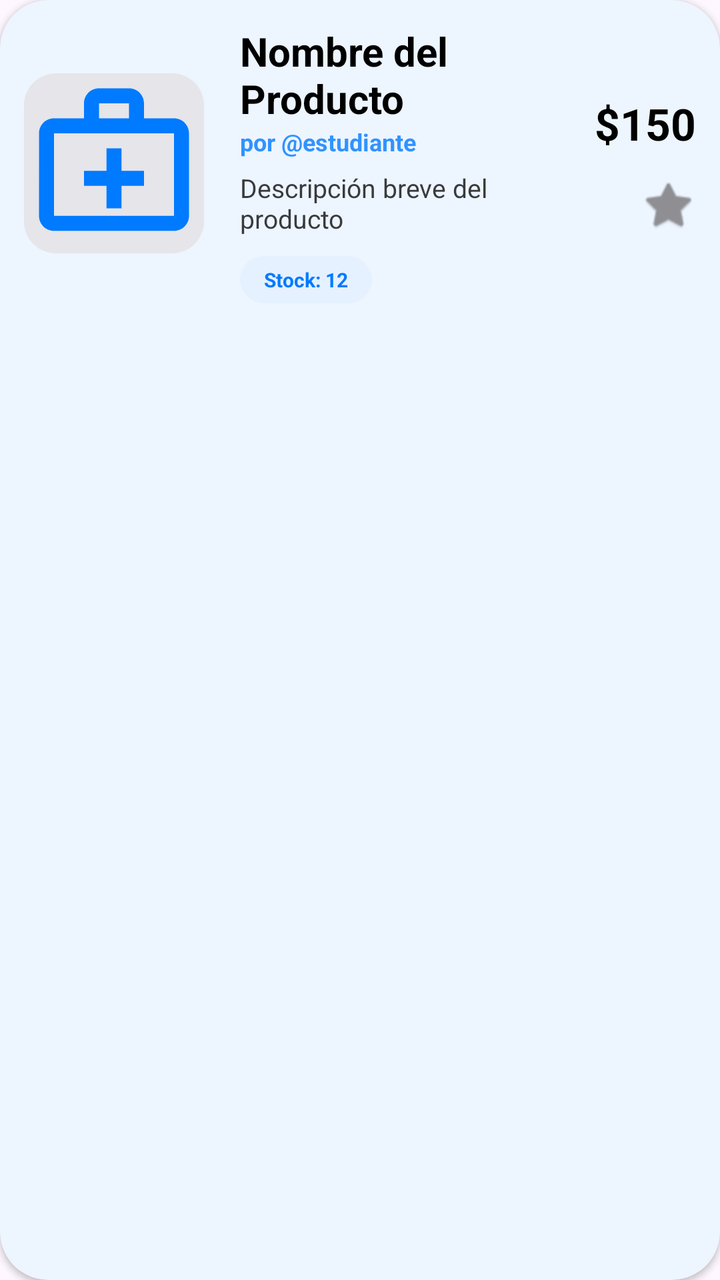
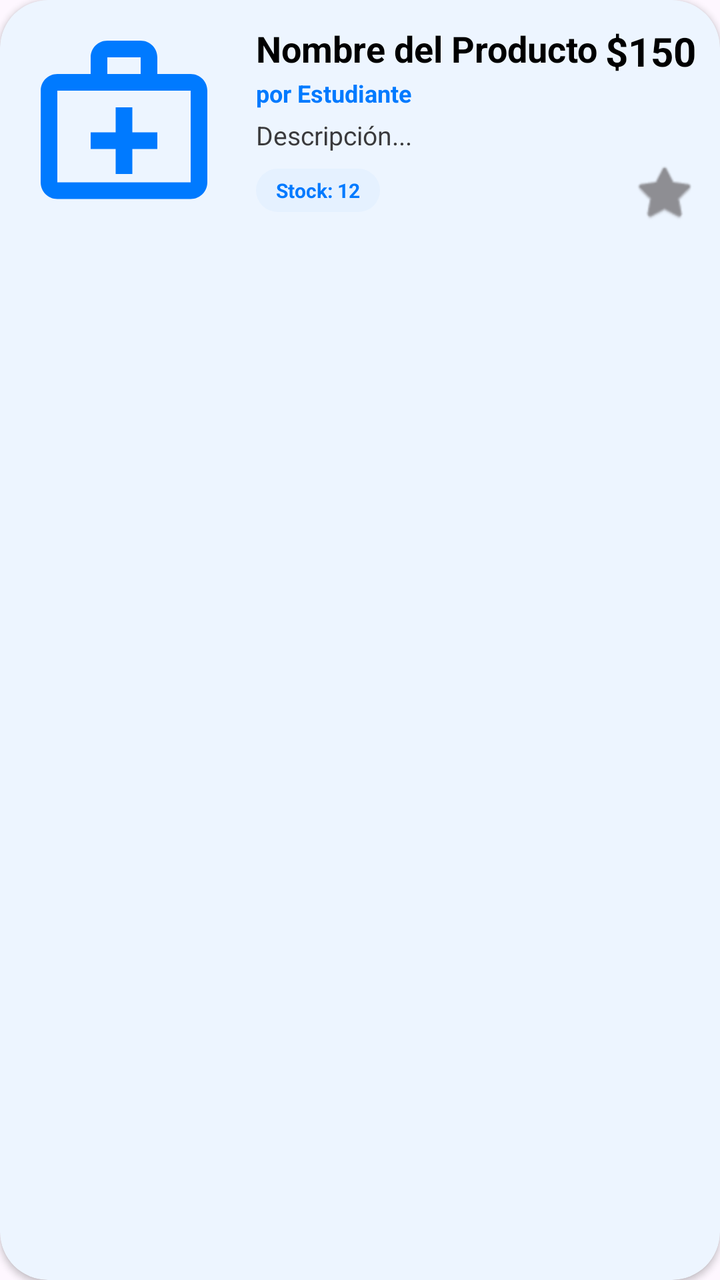

Compare the two renders of this Android layout. The source of the first and the diff that turns it into the second are given below.
<!-- AndroidManifest.xml: application theme Theme.ActividadMenu -->
<!-- res/layout/item_producto.xml -->
<?xml version="1.0" encoding="utf-8"?>
<com.google.android.material.card.MaterialCardView xmlns:android="http://schemas.android.com/apk/res/android"
    xmlns:app="http://schemas.android.com/apk/res-auto"
    android:layout_width="match_parent"
    android:layout_height="wrap_content"
    android:layout_marginHorizontal="16dp"
    android:layout_marginVertical="10dp"
    app:cardCornerRadius="24dp"
    app:cardElevation="2dp"
    app:strokeWidth="0dp"
    app:cardBackgroundColor="@color/surface">

    <LinearLayout
        android:layout_width="match_parent"
        android:layout_height="wrap_content"
        android:orientation="horizontal"
        android:padding="12dp"
        android:gravity="center_vertical">

        <com.google.android.material.imageview.ShapeableImageView
            android:id="@+id/ivProducto"
            android:layout_width="90dp"
            android:layout_height="90dp"
            android:scaleType="centerCrop"
            android:src="@drawable/ic_product_placeholder"
            android:background="@color/badge_bg"
            app:shapeAppearanceOverlay="@style/ShapeAppearance.Custom.Medium" />

        <LinearLayout
            android:layout_width="0dp"
            android:layout_height="wrap_content"
            android:layout_weight="1"
            android:orientation="vertical"
            android:layout_marginStart="18dp">

            <TextView
                android:id="@+id/tvNombreProducto"
                android:layout_width="wrap_content"
                android:layout_height="wrap_content"
                android:text="Nombre del Producto"
                android:textSize="20sp"
                android:textStyle="bold"
                android:textColor="@color/text_primary" />

            <TextView
                android:id="@+id/tvVendedor"
                android:layout_width="wrap_content"
                android:layout_height="wrap_content"
                android:text="por @estudiante"
                android:textSize="12sp"
                android:textColor="@color/primary"
                android:textStyle="bold"
                android:alpha="0.8" />

            <TextView
                android:id="@+id/tvDescripcionProducto"
                android:layout_width="wrap_content"
                android:layout_height="wrap_content"
                android:text="Descripción breve del producto"
                android:textSize="13sp"
                android:textColor="@color/text_secondary"
                android:layout_marginTop="6dp"
                android:maxLines="2"
                android:ellipsize="end" />

            <LinearLayout
                android:layout_width="wrap_content"
                android:layout_height="wrap_content"
                android:orientation="horizontal"
                android:layout_marginTop="10dp"
                android:gravity="center_vertical">

                <TextView
                    android:id="@+id/tvStockProducto"
                    android:layout_width="wrap_content"
                    android:layout_height="wrap_content"
                    android:text="Stock: 12"
                    android:textSize="10sp"
                    android:textStyle="bold"
                    android:textColor="@color/primary"
                    android:background="@drawable/badge_rounded_bg"
                    android:backgroundTint="@color/primary_container"
                    android:paddingHorizontal="12dp"
                    android:paddingVertical="5dp" />
            </LinearLayout>
        </LinearLayout>

        <LinearLayout
            android:layout_width="wrap_content"
            android:layout_height="wrap_content"
            android:orientation="vertical"
            android:gravity="end">

            <TextView
                android:id="@+id/tvPrecioProducto"
                android:layout_width="wrap_content"
                android:layout_height="wrap_content"
                android:text="$150"
                android:textSize="22sp"
                android:textStyle="bold"
                android:textColor="@color/text_primary" />

            <ImageView
                android:id="@+id/ivFavorite"
                android:layout_width="28dp"
                android:layout_height="28dp"
                android:layout_marginTop="12dp"
                android:src="@android:drawable/btn_star_big_off"
                app:tint="@color/text_hint"
                android:clickable="true"
                android:focusable="true"
                android:background="?attr/selectableItemBackgroundBorderless" />

            <ImageButton
                android:id="@+id/btnEliminarProducto"
                android:layout_width="28dp"
                android:layout_height="28dp"
                android:layout_marginTop="8dp"
                android:background="?attr/selectableItemBackgroundBorderless"
                android:src="@android:drawable/ic_menu_delete"
                app:tint="#FF5252"
                android:visibility="gone" />
        </LinearLayout>

    </LinearLayout>
</com.google.android.material.card.MaterialCardView>
<!-- resources referenced by this layout -->
<resources>
  <color name="badge_bg">#E5E5EA</color>
  <color name="primary">#007AFF</color>
  <color name="primary_container">#E5F1FF</color>
  <color name="surface">#FFFFFF</color>
  <color name="text_hint">#8E8E93</color>
  <color name="text_primary">#000000</color>
  <color name="text_secondary">#3A3A3C</color>
  <!-- drawable badge_rounded_bg (drawable) -->
  <?xml version="1.0" encoding="utf-8"?>
  <shape xmlns:android="http://schemas.android.com/apk/res/android">
      <solid android:color="@color/badge_bg" />
      <corners android:radius="20dp" />
  </shape>
  <!-- drawable ic_product_placeholder (drawable) -->
  <?xml version="1.0" encoding="utf-8"?>
  <vector xmlns:android="http://schemas.android.com/apk/res/android"
      android:width="24dp"
      android:height="24dp"
      android:viewportWidth="24"
      android:viewportHeight="24"
      android:tint="@color/primary">
      <path
          android:fillColor="@android:color/white"
          android:pathData="M20,6h-4L16,4c0,-1.11 -0.89,-2 -2,-2h-4c-1.11,0 -2,0.89 -2,2v2L4,6c-1.11,0 -1.99,0.89 -1.99,2L2,19c0,1.11 0.89,2 2,2h16c1.11,0 2,-0.89 2,-2L22,8c0,-1.11 -0.89,-2 -2,-2zM10,4h4v2h-4L10,4zM20,19L4,19L4,8h16v11zM13,10h-2v3L8,13v2h3v3h2v-3h3v-2h-3z"/>
  </vector>
  <style name="ShapeAppearance.Custom.Medium" parent="">
          <item name="cornerFamily">rounded</item>
          <item name="cornerSize">16dp</item>
      </style>
  <style name="Theme.ActividadMenu" parent="Base.Theme.ActividadMenu" />
  <style name="Base.Theme.ActividadMenu" parent="Theme.Material3.DayNight.NoActionBar">
          <item name="colorPrimary">@color/primary</item>
          <item name="colorPrimaryDark">@color/primary_dark</item>
          <item name="colorOnPrimary">@color/text_on_primary</item>
          <item name="colorSurface">@color/surface</item>
          <item name="android:statusBarColor">@color/primary</item>
          <item name="android:windowLightStatusBar">true</item>
          <item name="android:navigationBarColor">@color/background</item>
      </style>
  <color name="primary_dark">#0056B3</color>
  <color name="text_on_primary">#FFFFFF</color>
  <color name="background">#F2F2F7</color>
</resources>

<!-- the commit's change to res/layout/item_producto.xml (unified diff, before → after) -->
@@ -4,107 +4,109 @@
     android:layout_width="match_parent"
     android:layout_height="wrap_content"
     android:layout_marginHorizontal="16dp"
-    android:layout_marginVertical="10dp"
+    android:layout_marginVertical="8dp"
     app:cardCornerRadius="24dp"
     app:cardElevation="2dp"
     app:strokeWidth="0dp"
     app:cardBackgroundColor="@color/surface">
 
-    <LinearLayout
+    <androidx.constraintlayout.widget.ConstraintLayout
         android:layout_width="match_parent"
         android:layout_height="wrap_content"
-        android:orientation="horizontal"
-        android:padding="12dp"
-        android:gravity="center_vertical">
+        android:padding="12dp">
 
         <com.google.android.material.imageview.ShapeableImageView
             android:id="@+id/ivProducto"
-            android:layout_width="90dp"
-            android:layout_height="90dp"
+            android:layout_width="100dp"
+            android:layout_height="100dp"
             android:scaleType="centerCrop"
             android:src="@drawable/ic_product_placeholder"
-            android:background="@color/badge_bg"
-            app:shapeAppearanceOverlay="@style/ShapeAppearance.Custom.Medium" />
+            app:shapeAppearanceOverlay="@style/ShapeAppearance.Custom.Medium"
+            app:layout_constraintStart_toStartOf="parent"
+            app:layout_constraintTop_toTopOf="parent"
+            app:layout_constraintBottom_toBottomOf="parent" />
 
-        <LinearLayout
+        <TextView
+            android:id="@+id/tvNombreProducto"
             android:layout_width="0dp"
             android:layout_height="wrap_content"
-            android:layout_weight="1"
-            android:orientation="vertical"
-            android:layout_marginStart="18dp">
+            android:text="Nombre del Producto"
+            android:textSize="18sp"
+            android:textStyle="bold"
+            android:textColor="@color/text_primary"
+            android:layout_marginStart="16dp"
+            app:layout_constraintStart_toEndOf="@id/ivProducto"
+            app:layout_constraintTop_toTopOf="parent"
+            app:layout_constraintEnd_toStartOf="@id/tvPrecioProducto" />
 
-            <TextView
-                android:id="@+id/tvNombreProducto"
-                android:layout_width="wrap_content"
-                android:layout_height="wrap_content"
-                android:text="Nombre del Producto"
-                android:textSize="20sp"
-                android:textStyle="bold"
-                android:textColor="@color/text_primary" />
+        <TextView
+            android:id="@+id/tvVendedor"
+            android:layout_width="0dp"
+            android:layout_height="wrap_content"
+            android:text="por Estudiante"
+            android:textSize="12sp"
+            android:textColor="@color/primary"
+            android:textStyle="bold"
+            android:layout_marginStart="16dp"
+            android:layout_marginTop="2dp"
+            app:layout_constraintStart_toEndOf="@id/ivProducto"
+            app:layout_constraintTop_toBottomOf="@id/tvNombreProducto"
+            app:layout_constraintEnd_toEndOf="parent" />
 
-            <TextView
-                android:id="@+id/tvVendedor"
-                android:layout_width="wrap_content"
-                android:layout_height="wrap_content"
-                android:text="por @estudiante"
-                android:textSize="12sp"
-                android:textColor="@color/primary"
-                android:textStyle="bold"
-                android:alpha="0.8" />
+        <TextView
+            android:id="@+id/tvDescripcionProducto"
+            android:layout_width="0dp"
+            android:layout_height="wrap_content"
+            android:text="Descripción..."
+            android:textSize="13sp"
+            android:textColor="@color/text_secondary"
+            android:maxLines="1"
+            android:ellipsize="end"
+            android:layout_marginStart="16dp"
+            android:layout_marginTop="4dp"
+            app:layout_constraintStart_toEndOf="@id/ivProducto"
+            app:layout_constraintTop_toBottomOf="@id/tvVendedor"
+            app:layout_constraintEnd_toEndOf="parent" />
 
-            <TextView
-                android:id="@+id/tvDescripcionProducto"
-                android:layout_width="wrap_content"
-                android:layout_height="wrap_content"
-                android:text="Descripción breve del producto"
-                android:textSize="13sp"
-                android:textColor="@color/text_secondary"
-                android:layout_marginTop="6dp"
-                android:maxLines="2"
-                android:ellipsize="end" />
+        <TextView
+            android:id="@+id/tvStockProducto"
+            android:layout_width="wrap_content"
+            android:layout_height="wrap_content"
+            android:text="Stock: 12"
+            android:textSize="10sp"
+            android:textStyle="bold"
+            android:textColor="@color/primary"
+            android:background="@drawable/badge_rounded_bg"
+            android:backgroundTint="@color/primary_container"
+            android:paddingHorizontal="10dp"
+            android:paddingVertical="4dp"
+            android:layout_marginStart="16dp"
+            android:layout_marginTop="8dp"
+            app:layout_constraintStart_toEndOf="@id/ivProducto"
+            app:layout_constraintTop_toBottomOf="@id/tvDescripcionProducto" />
 
-            <LinearLayout
-                android:layout_width="wrap_content"
-                android:layout_height="wrap_content"
-                android:orientation="horizontal"
-                android:layout_marginTop="10dp"
-                android:gravity="center_vertical">
-
-                <TextView
-                    android:id="@+id/tvStockProducto"
-                    android:layout_width="wrap_content"
-                    android:layout_height="wrap_content"
-                    android:text="Stock: 12"
-                    android:textSize="10sp"
-                    android:textStyle="bold"
-                    android:textColor="@color/primary"
-                    android:background="@drawable/badge_rounded_bg"
-                    android:backgroundTint="@color/primary_container"
-                    android:paddingHorizontal="12dp"
-                    android:paddingVertical="5dp" />
-            </LinearLayout>
-        </LinearLayout>
+        <TextView
+            android:id="@+id/tvPrecioProducto"
+            android:layout_width="wrap_content"
+            android:layout_height="wrap_content"
+            android:text="$150"
+            android:textSize="20sp"
+            android:textStyle="bold"
+            android:textColor="@color/text_primary"
+            app:layout_constraintTop_toTopOf="parent"
+            app:layout_constraintEnd_toEndOf="parent" />
 
         <LinearLayout
             android:layout_width="wrap_content"
             android:layout_height="wrap_content"
-            android:orientation="vertical"
-            android:gravity="end">
-
-            <TextView
-                android:id="@+id/tvPrecioProducto"
-                android:layout_width="wrap_content"
-                android:layout_height="wrap_content"
-                android:text="$150"
-                android:textSize="22sp"
-                android:textStyle="bold"
-                android:textColor="@color/text_primary" />
+            android:orientation="horizontal"
+            app:layout_constraintBottom_toBottomOf="parent"
+            app:layout_constraintEnd_toEndOf="parent">
 
             <ImageView
                 android:id="@+id/ivFavorite"
-                android:layout_width="28dp"
-                android:layout_height="28dp"
-                android:layout_marginTop="12dp"
+                android:layout_width="32dp"
+                android:layout_height="32dp"
                 android:src="@android:drawable/btn_star_big_off"
                 app:tint="@color/text_hint"
                 android:clickable="true"
@@ -113,14 +115,14 @@
 
             <ImageButton
                 android:id="@+id/btnEliminarProducto"
-                android:layout_width="28dp"
-                android:layout_height="28dp"
-                android:layout_marginTop="8dp"
+                android:layout_width="32dp"
+                android:layout_height="32dp"
+                android:layout_marginStart="8dp"
                 android:background="?attr/selectableItemBackgroundBorderless"
                 android:src="@android:drawable/ic_menu_delete"
                 app:tint="#FF5252"
                 android:visibility="gone" />
         </LinearLayout>
 
-    </LinearLayout>
+    </androidx.constraintlayout.widget.ConstraintLayout>
 </com.google.android.material.card.MaterialCardView>
